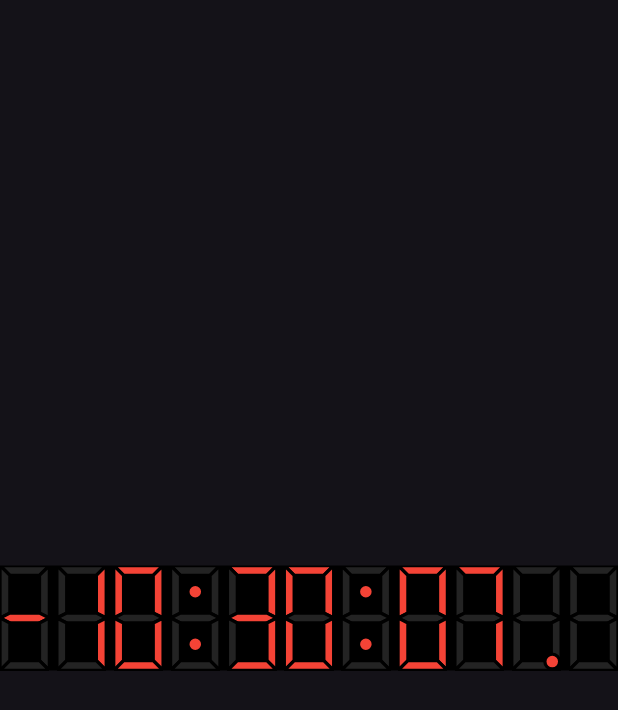
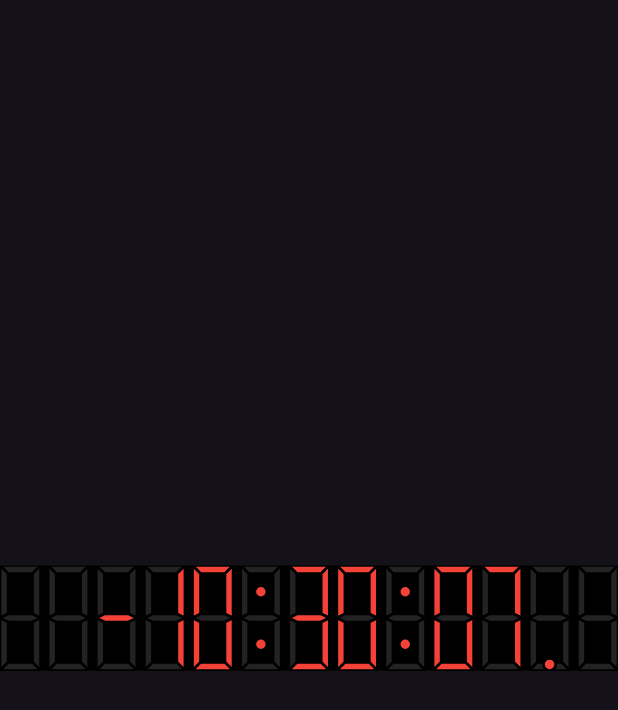
Before and after one commit to alnitak/flutter_lcd_led, a Flutter app: the screen it shows after launch, on a phone screen of 412 x 824 dp. Shown: the top 710 px of the screen. Run offline on Flutter 3.47's test engine with Material 3 defaults, Android fonts, the phone set to English and light mode, and no system bars.

Commit message:
why I used 'N' instead of ` ` for led off??

```diff
--- a/example/lib/main.dart
+++ b/example/lib/main.dart
@@ -16,7 +16,7 @@ class MainApp extends StatefulWidget {
 }
 
 class _MainAppState extends State<MainApp> {
-  var n = 'N';
+  var n = ' ';
 
   @override
   void initState() {
@@ -43,7 +43,7 @@ class _MainAppState extends State<MainApp> {
             height: 70,
             child: LedDigits(
               string: n,
-              numberOfLeds: 11,
+              numberOfLeds: 13,
               spacing: 5,
             ),
           ),
--- a/lib/lcd_led.dart
+++ b/lib/lcd_led.dart
@@ -30,8 +30,8 @@ class LedDigits extends StatelessWidget {
 
   List<Widget> getDigits(BoxConstraints constraints) {
     List<Widget> digits = [];
-    // 'N' means leds off
-    String numberString = string.padLeft(numberOfLeds, 'N');
+    // ' ' means leds off
+    String numberString = string.padLeft(numberOfLeds, ' ');
     for (int i = 0; i < numberOfLeds; i++) {
       double w =
           (constraints.maxWidth - spacing * (numberOfLeds - 1)) / numberOfLeds;
@@ -166,8 +166,7 @@ class _LedDigitState extends State<LedDigit>
         lcd = Uint8List.fromList([0, 0, 0, 0, 0, 0, 0, 1, 0]);
       case ':':
         lcd = Uint8List.fromList([0, 0, 0, 0, 0, 0, 0, 0, 1]);
-      case 'N':
-
+      case ' ':
         /// all LEDs off
         lcd = Uint8List.fromList([0, 0, 0, 0, 0, 0, 0, 0, 0]);
     }
@@ -327,8 +326,11 @@ class _DigitPainter extends CustomPainter {
         case 7:
           if (lcd[7] == 0) break;
           final d = size.width * 0.3;
-          path.addOval(
-              Rect.fromLTWH(size.width - d * 1.1, size.height - d * 1.1, d, d));
+          path.addOval(Rect.fromCenter(
+            center: Offset(size.width / 2, size.height - d * 0.5),
+            width: d,
+            height: d,
+          ));
           break;
         case 8:
           if (lcd[8] == 0) break;
```
